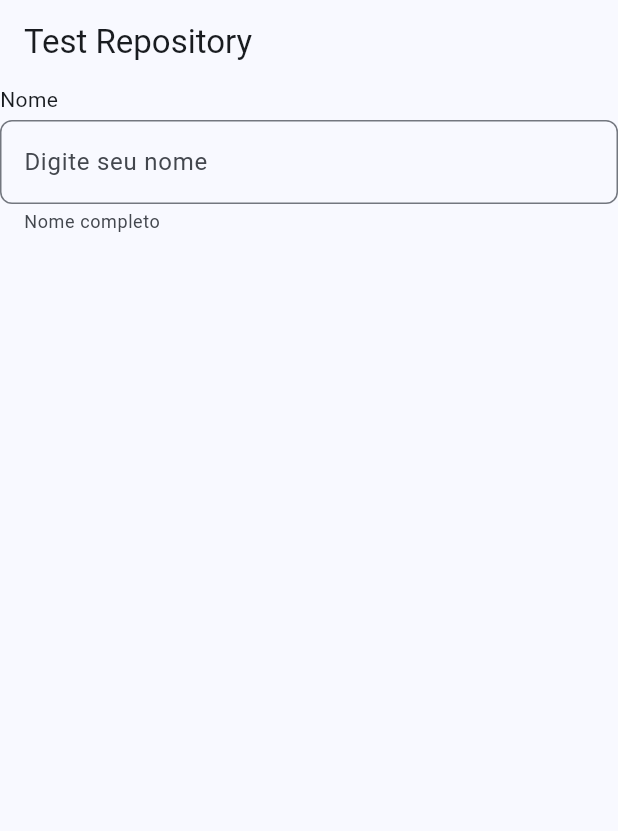
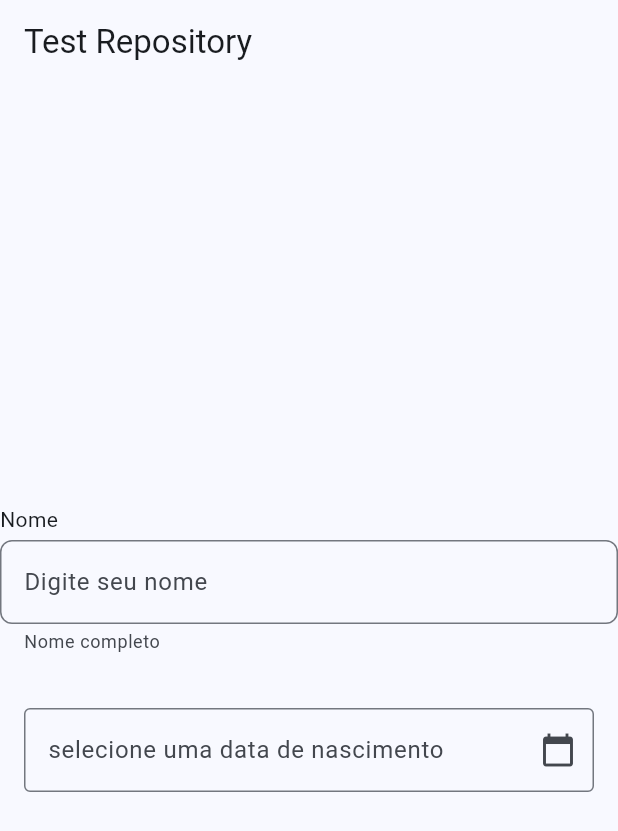
Before and after one commit to Pedro-jferreira/DigPrev, a Flutter app: the screen it shows after launch, on a phone screen of 412 x 824 dp. Shown: the top 831 px of the screen. Run offline on Flutter 3.47's test engine with Material 3 defaults, Android fonts, the phone set to English and light mode, and no system bars; our stand-ins replace cloud_firestore, firebase_auth, firebase_core, freezed_annotation, google_fonts, objectid and 1 more; accounts and stored records are empty; generated files the repository leaves out were written again.

Commit message:
:sparkles: feat(DatePicker) datePickerWidget.dart criado e configurado

````diff
--- a/lib/main.dart
+++ b/lib/main.dart
@@ -3,6 +3,7 @@ import 'dart:convert';
 import 'package:digprev_flutter/config/dependencies.dart';
 import 'package:digprev_flutter/config/firebase_options.dart';
 import 'package:digprev_flutter/domain/use_cases/responseCardGenerator/responseCardGenerator.dart';
+import 'package:digprev_flutter/ui/core/widgets/datePickerWidget.dart';
 import 'package:digprev_flutter/ui/core/widgets/outlinedTextFieldComponent.dart';
 import 'package:firebase_core/firebase_core.dart';
 import 'package:flutter/material.dart';
@@ -32,19 +33,15 @@ class MyApp extends StatelessWidget {
 
 class TestScreen extends StatelessWidget {
   const TestScreen({super.key});
-
-
   @override
   Widget build(BuildContext context) {
-    final generator = Provider.of<ResponseCardGenerator>(context);
-     generator.generate().fold(
-         (sucess)=> print(sucess.toJson()),
-         (failure) => print(failure)
-     );
     return Scaffold(
       appBar: AppBar(title: const Text('Test Repository')),
       body: Center(
-        child: OutlinedTextFieldComponent(
+        child: Column(
+          mainAxisSize: MainAxisSize.min, // Ajusta o tamanho da coluna
+          children: [
+            OutlinedTextFieldComponent(
               titulo: "Nome",
               placeholder: "Digite seu nome",
               supportingText: "Nome completo",
@@ -54,8 +51,16 @@ class TestScreen extends StatelessWidget {
               onValueChange: (value) {
                 print("Valor digitado: $value");
               },
-        )
-
+            ),
+            const SizedBox(height: 20), // Espaço entre o TextField e o DatePicker
+            DatePickerWidget(
+              labelText: 'selecione uma data de nascimento',
+              onDateSelected: (value){
+                print(value);
+              },
+            ), // Coloque o DatePicker abaixo
+          ],
+        ),
       ),
     );
   }
--- /dev/null
+++ b/lib/ui/core/widgets/datePickerWidget.dart
@@ -0,0 +1,100 @@
+import 'package:flutter/material.dart';
+import 'package:intl/intl.dart';
+/* DatePickerWidget - Um widget personalizado para seleção de datas.
+
+ Como usar:
+ ```dart
+ DatePickerWidget(
+   labelText: "Selecionar Data",
+   onDateSelected: (DateTime date) {
+     print("Data selecionada: \$date");
+   },
+   initialDate: DateTime(2023, 5, 10), // Opcional
+   firstDate: DateTime(2000, 1, 1), // Opcional
+   lastDate: DateTime(2030, 12, 31), // Opcional
+ )
+ ```
+
+ Se os parâmetros opcionais `initialDate`, `firstDate` e `lastDate` não forem
+ definidos:
+ - `initialDate` será a data atual (`DateTime.now()`).
+ - `firstDate` será 10 anos atrás da data atual.
+ - `lastDate` será 10 anos à frente da data atual.
+
+ © 2025 Pedro Ferreira*/
+class DatePickerWidget extends StatefulWidget {
+  final String labelText;
+  final DateTime? initialDate;
+  final DateTime?
+  firstDate;
+  final DateTime?
+  lastDate;
+  final ValueChanged<DateTime> onDateSelected;
+
+  const DatePickerWidget({
+    required this.labelText,
+    required this.onDateSelected,
+    super.key,
+    this.initialDate,
+    this.firstDate,
+    this.lastDate,
+  });
+
+  @override
+  State<DatePickerWidget> createState() => _DatePickerWidgetState();
+}
+
+class _DatePickerWidgetState extends State<DatePickerWidget> {
+  DateTime? selectedDate;
+  final TextEditingController _dateController = TextEditingController();
+
+  @override
+  void initState() {
+    super.initState();
+    if (widget.initialDate != null) {
+      selectedDate = widget.initialDate;
+      _dateController.text = DateFormat(
+        'dd/MM/yyyy',
+      ).format(widget.initialDate!);
+    }
+  }
+
+  Future<void> _selectDate() async {
+    final DateTime? pickedDate = await showDatePicker(
+      context: context,
+      initialDate: selectedDate ?? DateTime.now(),
+      firstDate:
+          widget.firstDate ??
+          DateTime.now().subtract(const Duration(days: 3650)),
+      lastDate:
+          widget.lastDate ?? DateTime.now().add(const Duration(days: 3650)),
+    );
+
+    if (pickedDate != null && pickedDate != selectedDate) {
+      setState(() {
+        selectedDate = pickedDate;
+        _dateController.text = DateFormat('dd/MM/yyyy').format(pickedDate);
+      });
+      widget.onDateSelected(pickedDate);
+    }
+  }
+
+  @override
+  Widget build(BuildContext context) {
+    return Padding(
+      padding: const EdgeInsets.all(16.0),
+      child: TextField(
+        controller: _dateController,
+        readOnly: true,
+        decoration: InputDecoration(
+          labelText: widget.labelText,
+          border: const OutlineInputBorder(),
+          suffixIcon: IconButton(
+            icon: const Icon(Icons.calendar_today),
+            onPressed: _selectDate,
+          ),
+        ),
+      ),
+    );
+  }
+}
--- a/pubspec.yaml
+++ b/pubspec.yaml
@@ -26,6 +26,7 @@ dependencies:
   result_command: ^1.3.0
   objectid: ^3.1.0
   google_fonts: ^6.2.1
+  intl: ^0.20.2
 
 dev_dependencies:
   flutter_test:
````
Also changed, not shown: pubspec.lock. Lines whose indentation alone changed are shown as unchanged.
